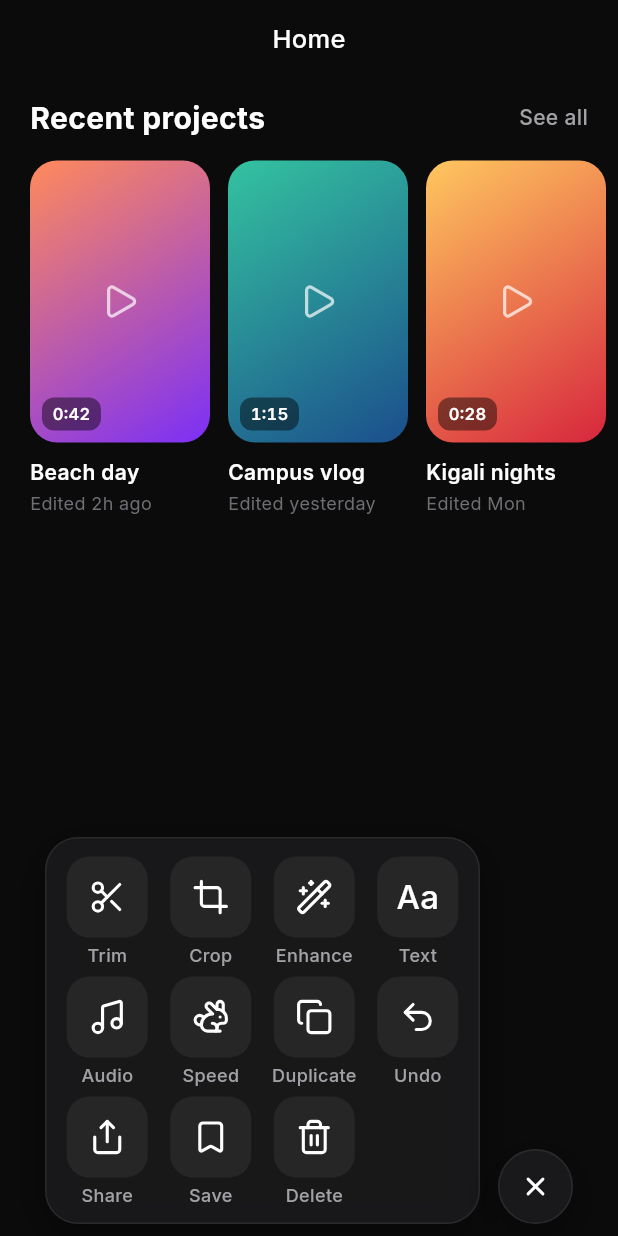
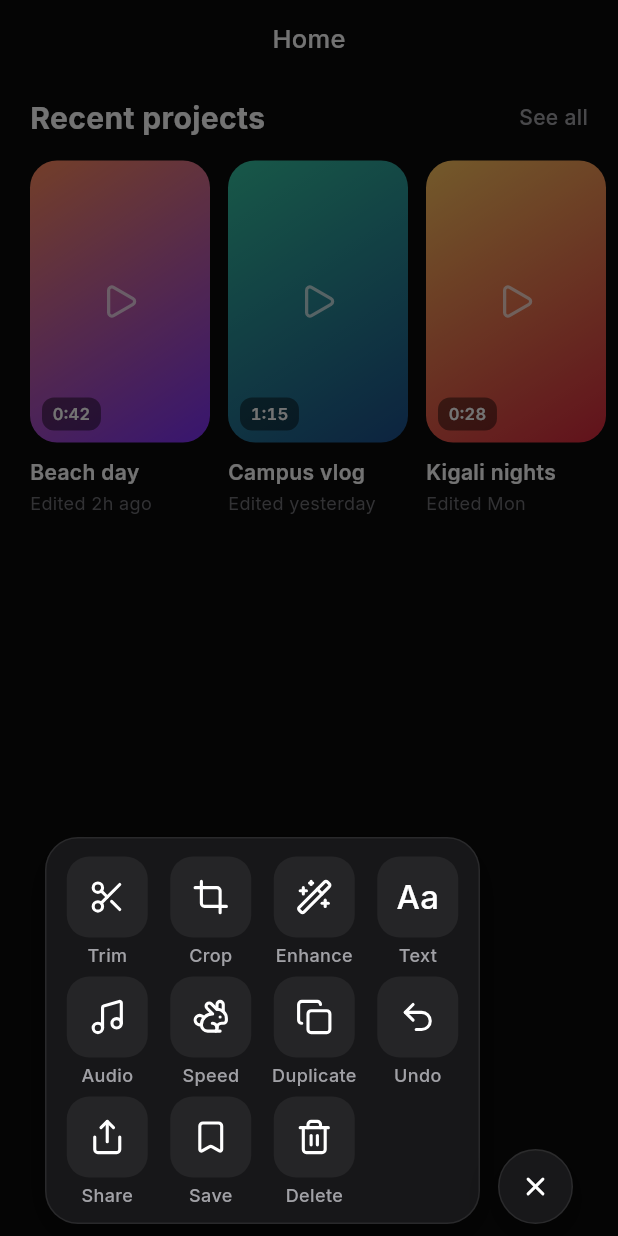
Before and after one commit to mugishamoses/mugisha-moses-animatedcontainer-presentation-, a Flutter app: the screen it shows after launch, item 5 of the bottom bar chosen, on a phone screen of 412 x 824 dp. Run offline on Flutter 3.47's test engine with Material 3 defaults, Android fonts, the phone set to English and light mode, and no system bars; our stand-ins replace lucide_icons_flutter.

Commit message:
Add staggered grid, overlay, tile press and action feedback

```diff
--- a/lib/screens/home_screen.dart
+++ b/lib/screens/home_screen.dart
@@ -1,9 +1,11 @@
 import 'package:flutter/material.dart';
 
 import 'package:clipo/models/animation_settings.dart';
+import 'package:clipo/models/project.dart';
+import 'package:clipo/models/quick_action.dart';
 import 'package:clipo/theme/app_colors.dart';
-import 'package:clipo/models/quick_action.dart';
 import 'package:clipo/widgets/action_grid.dart';
+import 'package:clipo/widgets/empty_tab.dart';
 import 'package:clipo/widgets/morphing_bar.dart';
 import 'package:clipo/widgets/nav_icons.dart';
 import 'package:clipo/widgets/recent_projects.dart';
@@ -22,19 +24,51 @@ class _HomeScreenState extends State<HomeScreen> {
 
   /// The single piece of state that drives the whole morph.
   bool _isOpen = false;
+
+  /// The "Tap + for quick actions" hint disappears after the first use.
+  bool _hasOpenedOnce = false;
+
   final AnimationSettings _settings = AnimationSettings.polished;
 
-  void _toggle() => setState(() => _isOpen = !_isOpen);
+  void _setOpen(bool open) {
+    setState(() {
+      _isOpen = open;
+      if (open) _hasOpenedOnce = true;
+    });
+  }
 
   void _runAction(QuickAction action) {
-    setState(() => _isOpen = false);
+    _setOpen(false);
+    final bottomInset = MediaQuery.paddingOf(context).bottom;
+    ScaffoldMessenger.of(context)
+      ..hideCurrentSnackBar()
+      ..showSnackBar(
+        SnackBar(
+          duration: const Duration(seconds: 2),
+          // Float just above the bar.
+          margin: EdgeInsets.fromLTRB(
+            AppSizes.barSideMargin,
+            0,
+            AppSizes.barSideMargin,
+            bottomInset + AppSizes.barBottomMargin + AppSizes.barHeight + 12,
+          ),
+          content: Text('${action.message} · ${recentProjects.first.title}'),
+        ),
+      );
   }
 
   @override
   Widget build(BuildContext context) {
     final bottomInset = MediaQuery.paddingOf(context).bottom;
+    final barBottom = bottomInset + AppSizes.barBottomMargin;
 
-    return Scaffold(
+    // Android back button closes the panel before leaving the app.
+    return PopScope(
+      canPop: !_isOpen,
+      onPopInvokedWithResult: (didPop, _) {
+        if (!didPop) _setOpen(false);
+      },
+      child: Scaffold(
         body: Stack(
           children: [
             SafeArea(
@@ -44,8 +78,11 @@ class _HomeScreenState extends State<HomeScreen> {
                   SizedBox(
                     height: 52,
                     child: Center(
+                      child: AnimatedSwitcher(
+                        duration: const Duration(milliseconds: 200),
                         child: Text(
                           navTabs[_tab].label,
+                          key: ValueKey(_tab),
                           style: const TextStyle(
                             fontSize: 17,
                             fontWeight: FontWeight.w500,
@@ -53,15 +90,65 @@ class _HomeScreenState extends State<HomeScreen> {
                         ),
                       ),
                     ),
+                  ),
                   const SizedBox(height: 12),
-                if (_tab == 0) const RecentProjects(),
+                  Expanded(
+                    child: AnimatedSwitcher(
+                      duration: const Duration(milliseconds: 250),
+                      child: KeyedSubtree(
+                        key: ValueKey(_tab),
+                        child: Align(
+                          alignment: Alignment.topCenter,
+                          child: _tab == 0
+                              ? const RecentProjects()
+                              : EmptyTab(tab: _tab),
+                        ),
+                      ),
+                    ),
+                  ),
                 ],
               ),
             ),
+
+            // First-run hint above the + button.
+            Positioned(
+              right: AppSizes.barSideMargin,
+              bottom: barBottom + AppSizes.barHeight + 14,
+              child: IgnorePointer(
+                child: AnimatedOpacity(
+                  duration: const Duration(milliseconds: 300),
+                  opacity: _hasOpenedOnce ? 0 : 1,
+                  child: const Text(
+                    'Tap + for quick actions',
+                    style: TextStyle(
+                      fontSize: 13,
+                      color: AppColors.textTertiary,
+                    ),
+                  ),
+                ),
+              ),
+            ),
+
+            // Dims the screen behind the open panel; tapping it closes.
+            Positioned.fill(
+              child: IgnorePointer(
+                ignoring: !_isOpen,
+                child: GestureDetector(
+                  onTap: () => _setOpen(false),
+                  child: AnimatedOpacity(
+                    duration: _settings.duration,
+                    curve: Curves.easeOut,
+                    opacity: _isOpen ? 1 : 0,
+                    child: const ColoredBox(color: AppColors.scrim),
+                  ),
+                ),
+              ),
+            ),
+
             Positioned(
               left: AppSizes.barSideMargin,
               right: AppSizes.barSideMargin,
-            bottom: bottomInset + AppSizes.barBottomMargin,
+              bottom: barBottom,
               child: Row(
                 crossAxisAlignment: CrossAxisAlignment.end,
                 children: [
@@ -86,13 +173,14 @@ class _HomeScreenState extends State<HomeScreen> {
                   ToggleButton(
                     isOpen: _isOpen,
                     settings: _settings,
-                  onPressed: _toggle,
+                    onPressed: () => _setOpen(!_isOpen),
                   ),
                 ],
               ),
             ),
           ],
         ),
+      ),
     );
   }
 }
--- a/lib/widgets/action_grid.dart
+++ b/lib/widgets/action_grid.dart
@@ -5,6 +5,9 @@ import 'package:clipo/models/quick_action.dart';
 import 'package:clipo/widgets/action_tile.dart';
 
 /// The 11 quick actions laid out 4 per row, as in the reference design.
+///
+/// Rows appear one after another from the bottom up, so the grid looks like
+/// it grows out of the bar. Every row reuses the bar's duration and curve.
 class ActionGrid extends StatelessWidget {
   const ActionGrid({
     super.key,
@@ -28,33 +31,77 @@ class ActionGrid extends StatelessWidget {
 
     return IgnorePointer(
       ignoring: !visible,
-      child: AnimatedOpacity(
-        duration: settings.duration,
-        opacity: visible ? 1 : 0,
       child: Padding(
         padding: const EdgeInsets.fromLTRB(6, 14, 6, 12),
         child: Column(
           mainAxisAlignment: MainAxisAlignment.spaceBetween,
           children: [
-              for (final row in rows)
-                Row(
+            for (var r = 0; r < rows.length; r++)
+              _StaggeredRow(
+                visible: visible,
+                settings: settings,
+                // 0 for the bottom row, which appears first.
+                orderFromBottom: rows.length - 1 - r,
+                child: Row(
                   children: [
                     // Each column gets an equal share of the panel's width.
                     for (var c = 0; c < columns; c++)
                       Expanded(
-                        child: c < row.length
+                        child: c < rows[r].length
                             ? ActionTile(
-                                action: row[c],
-                                onTap: () => onAction(row[c]),
+                                action: rows[r][c],
+                                onTap: () => onAction(rows[r][c]),
                               )
                             : const SizedBox.shrink(),
                       ),
                   ],
                 ),
+              ),
           ],
-          ),
         ),
       ),
     );
   }
 }
+
+class _StaggeredRow extends StatelessWidget {
+  const _StaggeredRow({
+    required this.visible,
+    required this.settings,
+    required this.orderFromBottom,
+    required this.child,
+  });
+
+  final bool visible;
+  final AnimationSettings settings;
+  final int orderFromBottom;
+  final Widget child;
+
+  @override
+  Widget build(BuildContext context) {
+    // Opening: wait until the panel has grown a little, then start each
+    // row slightly later than the one below it.
+    // Closing: every row fades out quickly, before the bar shrinks.
+    final start = visible ? 0.2 + 0.12 * orderFromBottom : 0.0;
+    final end = visible ? 1.0 : 0.35;
+
+    return AnimatedOpacity(
+      duration: settings.duration,
+      // Opacity must stay between 0 and 1, so it never uses overshooting
+      // curves like easeOutBack.
+      curve: Interval(start, end, curve: Curves.easeOut),
+      opacity: visible ? 1 : 0,
+      child: AnimatedScale(
+        duration: settings.duration,
+        curve: Interval(start, end, curve: settings.curve),
+        scale: visible ? 1 : 0.9,
+        child: AnimatedSlide(
+          duration: settings.duration,
+          curve: Interval(start, end, curve: settings.curve),
+          offset: visible ? Offset.zero : const Offset(0, 0.15),
+          child: child,
+        ),
+      ),
+    );
+  }
+}
--- a/lib/widgets/action_tile.dart
+++ b/lib/widgets/action_tile.dart
@@ -1,39 +1,62 @@
 import 'package:flutter/material.dart';
+import 'package:flutter/services.dart';
 
 import 'package:clipo/models/quick_action.dart';
 import 'package:clipo/theme/app_colors.dart';
 
 /// A rounded icon square with its caption underneath.
-class ActionTile extends StatelessWidget {
+/// It shrinks slightly while pressed and springs back on release.
+class ActionTile extends StatefulWidget {
   const ActionTile({super.key, required this.action, required this.onTap});
 
   final QuickAction action;
   final VoidCallback onTap;
 
   @override
+  State<ActionTile> createState() => _ActionTileState();
+}
+
+class _ActionTileState extends State<ActionTile> {
+  bool _pressed = false;
+
+  void _setPressed(bool value) => setState(() => _pressed = value);
+
+  @override
   Widget build(BuildContext context) {
     return GestureDetector(
-      onTap: onTap,
       behavior: HitTestBehavior.opaque,
+      onTapDown: (_) => _setPressed(true),
+      onTapCancel: () => _setPressed(false),
+      onTapUp: (_) => _setPressed(false),
+      onTap: () {
+        HapticFeedback.selectionClick();
+        widget.onTap();
+      },
       child: Semantics(
         button: true,
-        label: action.label,
+        label: widget.action.label,
         excludeSemantics: true,
         child: Column(
           children: [
-            Container(
+            AnimatedScale(
+              duration: const Duration(milliseconds: 160),
+              curve: _pressed ? Curves.easeOut : Curves.easeOutBack,
+              scale: _pressed ? 0.92 : 1,
+              child: AnimatedContainer(
+                duration: const Duration(milliseconds: 160),
                 width: AppSizes.tileSize,
                 height: AppSizes.tileSize,
                 decoration: BoxDecoration(
-                color: AppColors.tile,
+                  color: _pressed ? AppColors.tilePressed : AppColors.tile,
                   borderRadius: BorderRadius.circular(AppSizes.tileRadius),
                 ),
                 alignment: Alignment.center,
                 child: _glyph(),
               ),
+            ),
             const SizedBox(height: 6),
             Text(
-              action.label,
+              widget.action.label,
               maxLines: 1,
               softWrap: false,
               overflow: TextOverflow.visible,
@@ -51,7 +74,7 @@ class ActionTile extends StatelessWidget {
   }
 
   Widget _glyph() {
-    final icon = action.icon;
+    final icon = widget.action.icon;
     if (icon == null) {
       return const Text(
         'Aa',
```
Also changed, not shown: lib/widgets/empty_tab.dart (added, +56 -0 lines). Lines whose indentation alone changed are shown as unchanged.
